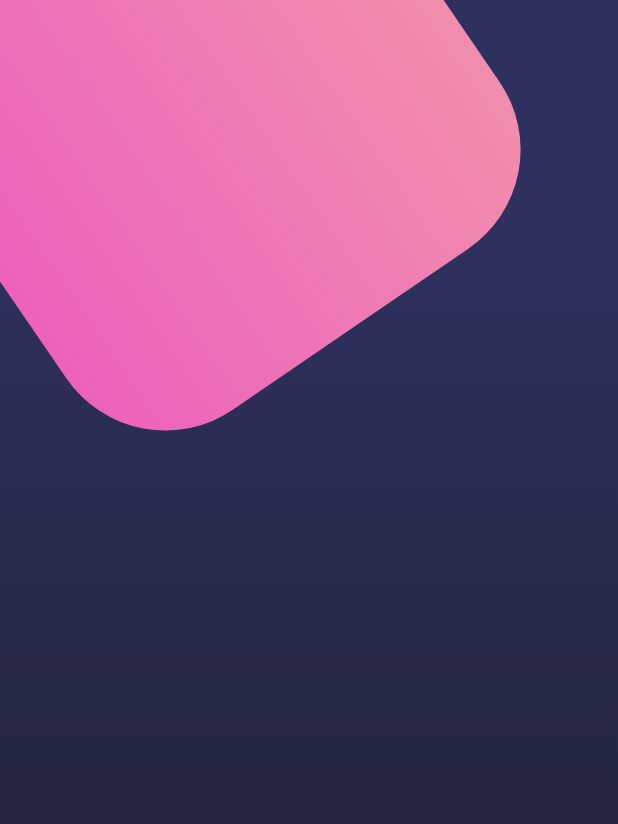
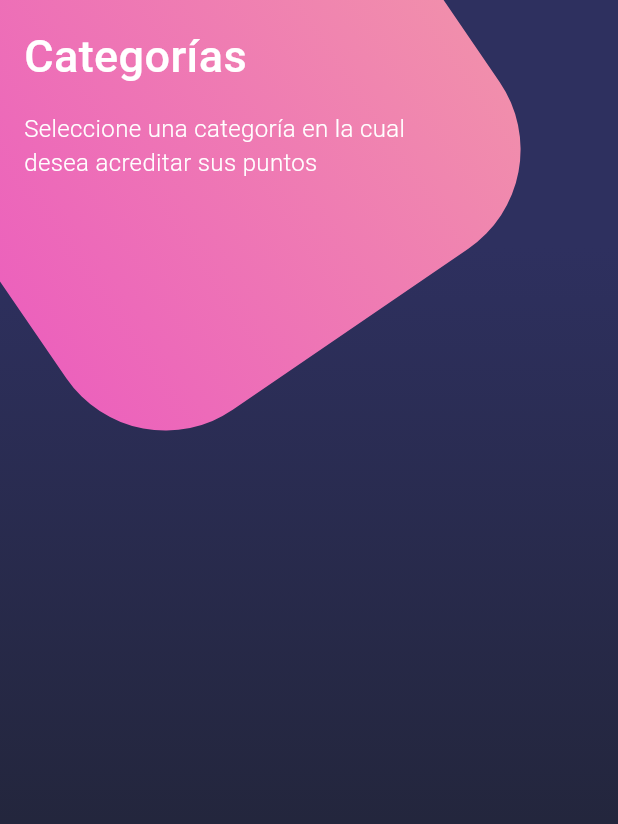
Before and after one commit to alexglzrys/flutter_design, a Flutter app: the screen it shows after launch, on a phone screen of 412 x 824 dp. Shown: the top 824 px of the screen. Run offline on Flutter 3.47's test engine with Material 3 defaults, Android fonts, the phone set to English and light mode, and no system bars; our stand-ins replace google_fonts.

Commit message:
diseño compuesto - statusbar y títulos

```diff
--- a/lib/main.dart
+++ b/lib/main.dart
@@ -2,6 +2,7 @@ import 'package:design_flutter_app/screens/composition_design_screen.dart';
 import 'package:design_flutter_app/screens/scroll_design_screen.dart';
 import 'package:flutter/material.dart';
 import 'package:design_flutter_app/screens/basic_design_screen.dart';
+import 'package:flutter/services.dart';
 
 void main() => runApp(const DesignApp());
 
@@ -10,6 +11,10 @@ class DesignApp extends StatelessWidget {
 
   @override
   Widget build(BuildContext context) {
+    // SystemChrome.setSystemUIOverlayStyle se utiliza para configurar el estilo de superposición de la interfaz de usuario del sistema para la aplicación, para que tenga un aspecto mas claro u oscuro.
+    // Esto puede afectar a elementos como la barra de estado y la barra de navegación, según el sistema operativo y la configuración del dispositivo.
+    SystemChrome.setSystemUIOverlayStyle(SystemUiOverlayStyle.light);
+
     return MaterialApp(
       title: 'Diseños Flutter',
       debugShowCheckedModeBanner: false,
--- a/lib/screens/composition_design_screen.dart
+++ b/lib/screens/composition_design_screen.dart
@@ -1,4 +1,5 @@
 import 'package:design_flutter_app/widgets/background.dart';
+import 'package:design_flutter_app/widgets/page_title.dart';
 import 'package:flutter/material.dart';
 
 class CompositionDesignScreen extends StatelessWidget {
@@ -10,7 +11,30 @@ class CompositionDesignScreen extends StatelessWidget {
       body: Stack(children: [
         // Background
         Background(),
+        // Body
+        _HomeBody()
       ]),
     );
   }
 }
+
+// widget que representa el contenido principal de la pantalla
+class _HomeBody extends StatelessWidget {
+  const _HomeBody({
+    super.key,
+  });
+
+  @override
+  Widget build(BuildContext context) {
+    // Se requiere un área segura donde el usuario pueda hacer scroll
+    return const SafeArea(
+        child: SingleChildScrollView(
+      child: Column(
+        children: [
+          // PageTitle
+          PageTitle(),
+        ],
+      ),
+    ));
+  }
+}
--- /dev/null
+++ b/lib/widgets/page_title.dart
@@ -0,0 +1,37 @@
+import 'package:flutter/material.dart';
+
+// Widget que representa el titulo y descripción de la sección
+class PageTitle extends StatelessWidget {
+  const PageTitle({super.key});
+
+  @override
+  Widget build(BuildContext context) {
+    return Container(
+      padding: const EdgeInsets.all(16),
+      // Los textos siempre se mostrarán dentro del aditamento artistico del fondo
+      width: 300,
+      child: const Column(
+        crossAxisAlignment: CrossAxisAlignment.start,
+        children: [
+          Text(
+            'Categorías',
+            style: TextStyle(
+              color: Colors.white,
+              fontSize: 30,
+              fontWeight: FontWeight.w500,
+            ),
+          ),
+          SizedBox(height: 15),
+          Text(
+            'Seleccione una categoría en la cual desea acreditar sus puntos',
+            style: TextStyle(
+              color: Colors.white,
+              fontSize: 16,
+              fontWeight: FontWeight.w300,
+            ),
+          ),
+        ],
+      ),
+    );
+  }
+}
```
